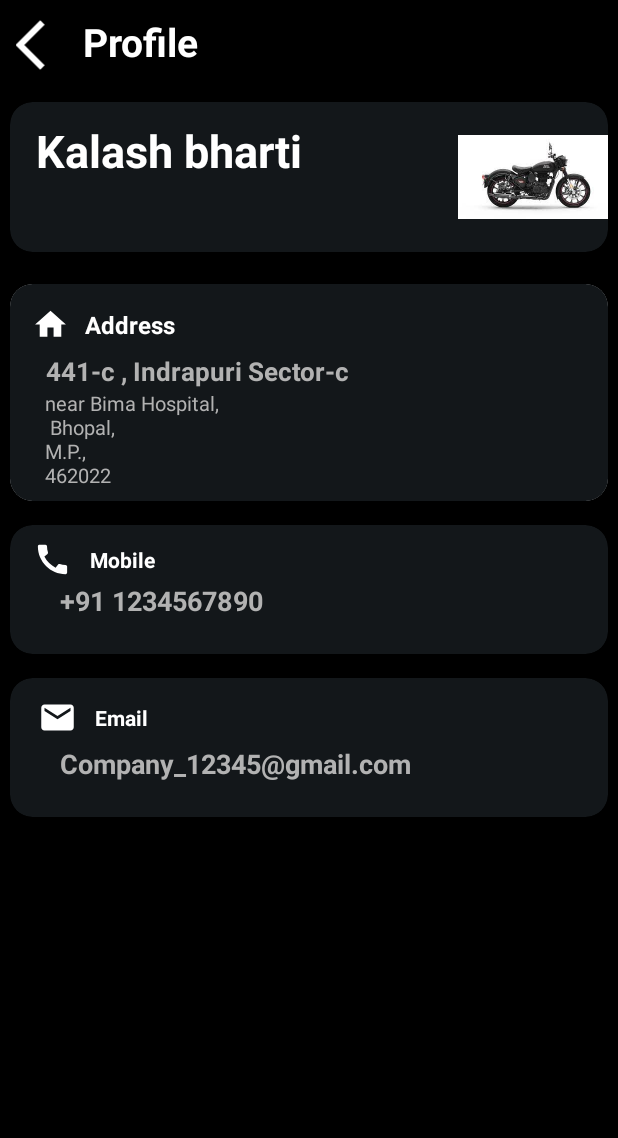
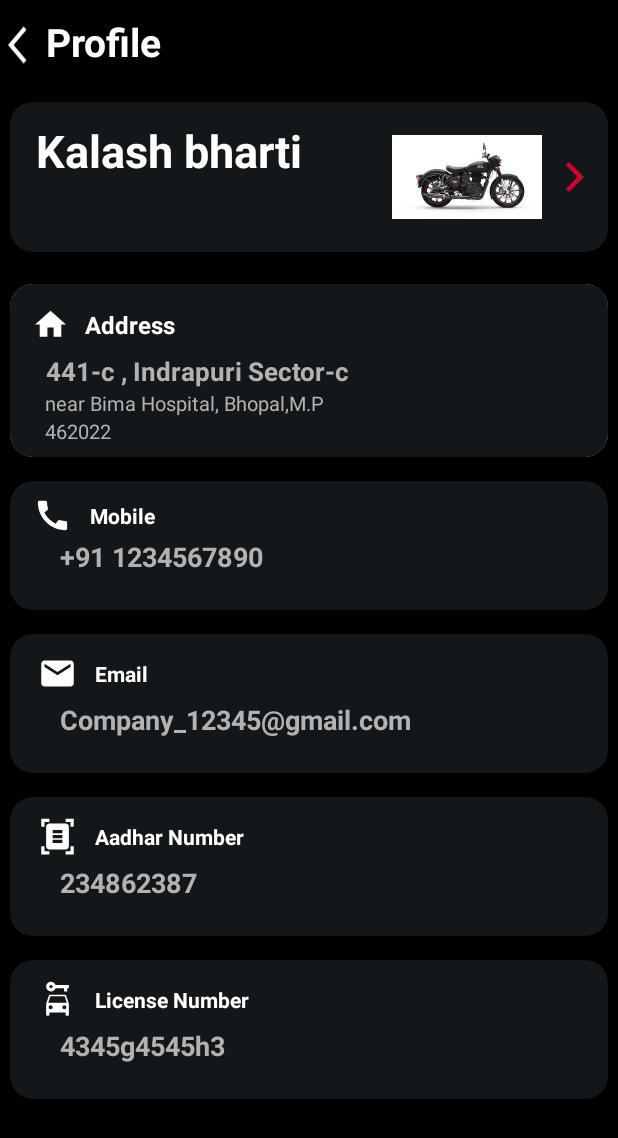
Before and after one commit to sudhanshuranjan474/bike_rental, an Android app: the Profile screen opened directly, with no data from a screen before it, on a phone screen of 412 x 824 dp. Shown: the top 1138 px of the screen. Run offline under Robolectric (Android 15) with nearby library versions, the phone set to English and light mode, and no system bars; Roboto replaces fonts that are not available here.

Commit message:
Added Setting activity added some vector image , some drawable (btn_app_2) modification in profile and profile update

```diff
--- a/app/src/main/AndroidManifest.xml
+++ b/app/src/main/AndroidManifest.xml
@@ -11,6 +11,9 @@
         android:supportsRtl="true"
         android:theme="@style/Theme.Bike_rental"
         tools:targetApi="31">
+        <activity
+            android:name=".Settings_Activity"
+            android:exported="false" />
         <activity
             android:name=".Update_Profile"
             android:exported="false" />
--- a/app/src/main/res/drawable/baseline_arrow_back_24.xml
+++ b/app/src/main/res/drawable/baseline_arrow_back_24.xml
@@ -1,5 +1,5 @@
-<vector android:autoMirrored="true" android:height="50dp"
+<vector android:autoMirrored="true" android:height="30dp"
     android:tint="#FFFFFF" android:viewportHeight="24"
-    android:viewportWidth="24" android:width="50dp" xmlns:android="http://schemas.android.com/apk/res/android">
+    android:viewportWidth="24" android:width="25dp" xmlns:android="http://schemas.android.com/apk/res/android">
     <path android:fillColor="@android:color/white" android:pathData="M11.67,3.87L9.9,2.1 0,12l9.9,9.9 1.77,-1.77L3.54,12z"/>
 </vector>
--- /dev/null
+++ b/app/src/main/res/drawable/baseline_car_rental_24.xml
@@ -0,0 +1,6 @@
+<vector android:height="24dp" android:tint="#FFFFFF"
+    android:viewportHeight="24" android:viewportWidth="24"
+    android:width="24dp" xmlns:android="http://schemas.android.com/apk/res/android">
+    <path android:fillColor="@android:color/white" android:pathData="M16.39,9H7.61C7.18,9 6.8,9.28 6.66,9.68l-1.66,5v6.81C5,21.78 5.23,22 5.5,22h1C6.78,22 7,21.78 7,21.5V20h10v1.5c0,0.28 0.22,0.5 0.5,0.5h1c0.28,0 0.5,-0.22 0.5,-0.5v-6.81l-1.66,-5C17.2,9.28 16.82,9 16.39,9zM7.78,18c-0.68,0 -1.22,-0.54 -1.22,-1.22s0.54,-1.22 1.22,-1.22S9,16.11 9,16.78S8.46,18 7.78,18zM16.22,18C15.55,18 15,17.46 15,16.78s0.54,-1.22 1.22,-1.22s1.22,0.54 1.22,1.22S16.9,18 16.22,18zM6.29,14l1.33,-4h8.78l1.33,4H6.29z"/>
+    <path android:fillColor="@android:color/white" android:pathData="M10.83,3C10.41,1.83 9.3,1 8,1C6.34,1 5,2.34 5,4c0,1.65 1.34,3 3,3c1.3,0 2.41,-0.84 2.83,-2H16v2h2V5h1V3H10.83zM8,5C7.45,5 7,4.55 7,4s0.45,-1 1,-1s1,0.45 1,1S8.55,5 8,5z"/>
+</vector>
--- /dev/null
+++ b/app/src/main/res/drawable/baseline_document_24.xml
@@ -0,0 +1,5 @@
+<vector android:height="24dp" android:tint="#FFFFFF"
+    android:viewportHeight="24" android:viewportWidth="24"
+    android:width="24dp" xmlns:android="http://schemas.android.com/apk/res/android">
+    <path android:fillColor="@android:color/white" android:pathData="M7,3H4v3H2V1h5V3zM22,6V1h-5v2h3v3H22zM7,21H4v-3H2v5h5V21zM20,18v3h-3v2h5v-5H20zM19,18c0,1.1 -0.9,2 -2,2H7c-1.1,0 -2,-0.9 -2,-2V6c0,-1.1 0.9,-2 2,-2h10c1.1,0 2,0.9 2,2V18zM15,8H9v2h6V8zM15,11H9v2h6V11zM15,14H9v2h6V14z"/>
+</vector>
--- /dev/null
+++ b/app/src/main/res/drawable/baseline_help_24.xml
@@ -0,0 +1,5 @@
+<vector android:autoMirrored="true" android:height="24dp"
+    android:tint="#FFFFFF" android:viewportHeight="24"
+    android:viewportWidth="24" android:width="24dp" xmlns:android="http://schemas.android.com/apk/res/android">
+    <path android:fillColor="@android:color/white" android:pathData="M12,2C6.48,2 2,6.48 2,12s4.48,10 10,10 10,-4.48 10,-10S17.52,2 12,2zM13,19h-2v-2h2v2zM15.07,11.25l-0.9,0.92C13.45,12.9 13,13.5 13,15h-2v-0.5c0,-1.1 0.45,-2.1 1.17,-2.83l1.24,-1.26c0.37,-0.36 0.59,-0.86 0.59,-1.41 0,-1.1 -0.9,-2 -2,-2s-2,0.9 -2,2L8,9c0,-2.21 1.79,-4 4,-4s4,1.79 4,4c0,0.88 -0.36,1.68 -0.93,2.25z"/>
+</vector>
--- /dev/null
+++ b/app/src/main/res/drawable/baseline_privacy_tip_24.xml
@@ -0,0 +1,5 @@
+<vector android:height="24dp" android:tint="#FFFFFF"
+    android:viewportHeight="24" android:viewportWidth="24"
+    android:width="24dp" xmlns:android="http://schemas.android.com/apk/res/android">
+    <path android:fillColor="@android:color/white" android:pathData="M12,1L3,5v6c0,5.55 3.84,10.74 9,12c5.16,-1.26 9,-6.45 9,-12V5L12,1L12,1zM11,7h2v2h-2V7zM11,11h2v6h-2V11z"/>
+</vector>
--- /dev/null
+++ b/app/src/main/res/drawable/baseline_settings_24.xml
@@ -0,0 +1,5 @@
+<vector android:height="24dp" android:tint="#FFFFFF"
+    android:viewportHeight="24" android:viewportWidth="24"
+    android:width="24dp" xmlns:android="http://schemas.android.com/apk/res/android">
+    <path android:fillColor="@android:color/white" android:pathData="M19.14,12.94c0.04,-0.3 0.06,-0.61 0.06,-0.94c0,-0.32 -0.02,-0.64 -0.07,-0.94l2.03,-1.58c0.18,-0.14 0.23,-0.41 0.12,-0.61l-1.92,-3.32c-0.12,-0.22 -0.37,-0.29 -0.59,-0.22l-2.39,0.96c-0.5,-0.38 -1.03,-0.7 -1.62,-0.94L14.4,2.81c-0.04,-0.24 -0.24,-0.41 -0.48,-0.41h-3.84c-0.24,0 -0.43,0.17 -0.47,0.41L9.25,5.35C8.66,5.59 8.12,5.92 7.63,6.29L5.24,5.33c-0.22,-0.08 -0.47,0 -0.59,0.22L2.74,8.87C2.62,9.08 2.66,9.34 2.86,9.48l2.03,1.58C4.84,11.36 4.8,11.69 4.8,12s0.02,0.64 0.07,0.94l-2.03,1.58c-0.18,0.14 -0.23,0.41 -0.12,0.61l1.92,3.32c0.12,0.22 0.37,0.29 0.59,0.22l2.39,-0.96c0.5,0.38 1.03,0.7 1.62,0.94l0.36,2.54c0.05,0.24 0.24,0.41 0.48,0.41h3.84c0.24,0 0.44,-0.17 0.47,-0.41l0.36,-2.54c0.59,-0.24 1.13,-0.56 1.62,-0.94l2.39,0.96c0.22,0.08 0.47,0 0.59,-0.22l1.92,-3.32c0.12,-0.22 0.07,-0.47 -0.12,-0.61L19.14,12.94zM12,15.6c-1.98,0 -3.6,-1.62 -3.6,-3.6s1.62,-3.6 3.6,-3.6s3.6,1.62 3.6,3.6S13.98,15.6 12,15.6z"/>
+</vector>
--- /dev/null
+++ b/app/src/main/res/drawable/btn_aap_2.xml
@@ -0,0 +1,6 @@
+<?xml version="1.0" encoding="utf-8"?>
+<shape xmlns:android="http://schemas.android.com/apk/res/android">
+<gradient android:angle="90" android:startColor="@color/black" android:endColor="@color/grey" android:centerColor="@color/Black_mid"/>
+    <corners android:radius="5dp"/>
+    <stroke android:color="@color/Black_mid" android:width="3dp"/>
+</shape>
--- a/app/src/main/res/layout/activity_dash_board.xml
+++ b/app/src/main/res/layout/activity_dash_board.xml
@@ -138,6 +138,7 @@
             </LinearLayout>
         </androidx.cardview.widget.CardView>
         <androidx.cardview.widget.CardView
+            android:id="@+id/dash_board_setting"
             android:layout_width="50dp"
             android:layout_height="50dp"
             android:layout_margin="10dp"
@@ -149,7 +150,7 @@
                 android:layout_width="match_parent"
                 android:layout_height="match_parent"
 
-                android:src="@drawable/filter" />
+                android:src="@drawable/baseline_settings_24" />
 
 
 
--- a/app/src/main/res/layout/activity_profile.xml
+++ b/app/src/main/res/layout/activity_profile.xml
@@ -57,7 +57,7 @@
                 android:layout_height="match_parent"
                 android:layout_weight="1"
                 android:padding="2dp"
-                android:orientation="horizontal">
+                android:orientation="vertical">
 
 
                 <TextView
@@ -70,11 +70,13 @@
                     android:textColor="@color/white"
                     android:textSize="30sp"
                     android:textStyle="bold" />
+
+
             </LinearLayout>
             <LinearLayout
                 android:layout_width="match_parent"
                 android:layout_height="match_parent"
-                android:layout_weight="1"
+                android:layout_weight="2"
                 android:orientation="vertical">
 
 
@@ -83,9 +85,16 @@
                     android:layout_gravity="end"
                     android:layout_height="100dp"
                     android:src="@drawable/img"
+                    android:layout_marginEnd="10dp"
                     />
+
             </LinearLayout>
-
+            <ImageView
+                android:layout_width="wrap_content"
+                android:layout_height="match_parent"
+                android:src="@drawable/arrow"
+                android:layout_marginEnd="10dp"
+                />
         </LinearLayout>
     </androidx.cardview.widget.CardView>
 
@@ -165,7 +174,17 @@
                                 android:layout_width="wrap_content"
                                 android:layout_height="wrap_content"/>
                             <TextView
-                                android:text="near Bima Hospital,\n Bhopal,\nM.P.,\n462022"
+                                android:text="near Bima Hospital, Bhopal,M.P"
+                                android:textSize="13sp"
+                                android:textColor="@color/grey"
+                                android:textStyle="normal"
+                                android:gravity="center"
+                                android:textAlignment="textStart"
+                                android:layout_width="wrap_content"
+                                android:layout_height="wrap_content"
+                                tools:ignore="RtlCompat" />
+                            <TextView
+                                android:text="462022"
                                 android:textSize="13sp"
                                 android:textColor="@color/grey"
                                 android:textStyle="normal"
@@ -290,6 +309,104 @@
                 </LinearLayout>
 
             </androidx.cardview.widget.CardView>
+
+
+            <androidx.cardview.widget.CardView
+                android:layout_width="match_parent"
+                android:layout_height="wrap_content"
+                app:cardCornerRadius="15dp"
+                app:cardUseCompatPadding="true"
+                app:cardBackgroundColor="#13171A"
+                >
+                <LinearLayout
+                    android:orientation="vertical"
+                    android:layout_width="match_parent"
+                    android:padding="8dp"
+                    android:layout_height="wrap_content">
+                    <LinearLayout
+                        android:layout_width="match_parent"
+                        android:padding="3dp"
+                        android:orientation="horizontal"
+                        android:layout_height="wrap_content">
+                        <ImageView
+                            android:layout_marginStart="5dp"
+                            android:padding="2dp"
+                            android:layout_width="30dp"
+                            android:layout_height="30dp"
+                            android:src="@drawable/baseline_document_24"/>
+                        <TextView
+                            android:text="Aadhar Number"
+                            android:layout_marginStart="10dp"
+                            android:textSize="14sp"
+                            android:textStyle="bold"
+                            android:layout_gravity="center"
+                            android:textColor="@color/white"
+                            android:layout_width="wrap_content"
+                            android:layout_height="wrap_content"/>
+                    </LinearLayout>
+
+                    <TextView
+                        android:text="234862387"
+                        android:textStyle="bold"
+                        android:textSize="18sp"
+                        android:layout_marginStart="25dp"
+                        android:layout_marginBottom="15dp"
+                        android:layout_width="wrap_content"
+                        android:layout_height="wrap_content"
+                        android:textColor="@color/grey"
+                        />
+
+                </LinearLayout>
+
+            </androidx.cardview.widget.CardView>
+            <androidx.cardview.widget.CardView
+                android:layout_width="match_parent"
+                android:layout_height="wrap_content"
+                app:cardCornerRadius="15dp"
+                app:cardUseCompatPadding="true"
+                app:cardBackgroundColor="#13171A"
+                >
+                <LinearLayout
+                    android:orientation="vertical"
+                    android:layout_width="match_parent"
+                    android:padding="8dp"
+                    android:layout_height="wrap_content">
+                    <LinearLayout
+                        android:layout_width="match_parent"
+                        android:padding="3dp"
+                        android:orientation="horizontal"
+                        android:layout_height="wrap_content">
+                        <ImageView
+                            android:layout_marginStart="5dp"
+                            android:padding="2dp"
+                            android:layout_width="30dp"
+                            android:layout_height="30dp"
+                            android:src="@drawable/baseline_car_rental_24"/>
+                        <TextView
+                            android:text="License Number"
+                            android:layout_marginStart="10dp"
+                            android:textSize="14sp"
+                            android:textStyle="bold"
+                            android:layout_gravity="center"
+                            android:textColor="@color/white"
+                            android:layout_width="wrap_content"
+                            android:layout_height="wrap_content"/>
+                    </LinearLayout>
+
+                    <TextView
+                        android:text="4345g4545h3"
+                        android:textStyle="bold"
+                        android:textSize="18sp"
+                        android:layout_marginStart="25dp"
+                        android:layout_marginBottom="15dp"
+                        android:layout_width="wrap_content"
+                        android:layout_height="wrap_content"
+                        android:textColor="@color/grey"
+                        />
+
+                </LinearLayout>
+
+            </androidx.cardview.widget.CardView>
         </LinearLayout>
 
     </ScrollView>
```
Also changed, not shown: app/src/main/java/com/example/bike_rental/DashBoard.java (+9 -0 lines), app/src/main/java/com/example/bike_rental/Settings_Activity.java (added, +25 -0 lines), app/src/main/res/drawable/baseline_support_agent_24.xml (added, +8 -0 lines), app/src/main/res/layout/activity_settings.xml (added, +340 -0 lines), app/src/main/res/layout/activity_update_profile.xml (+15 -2 lines).
